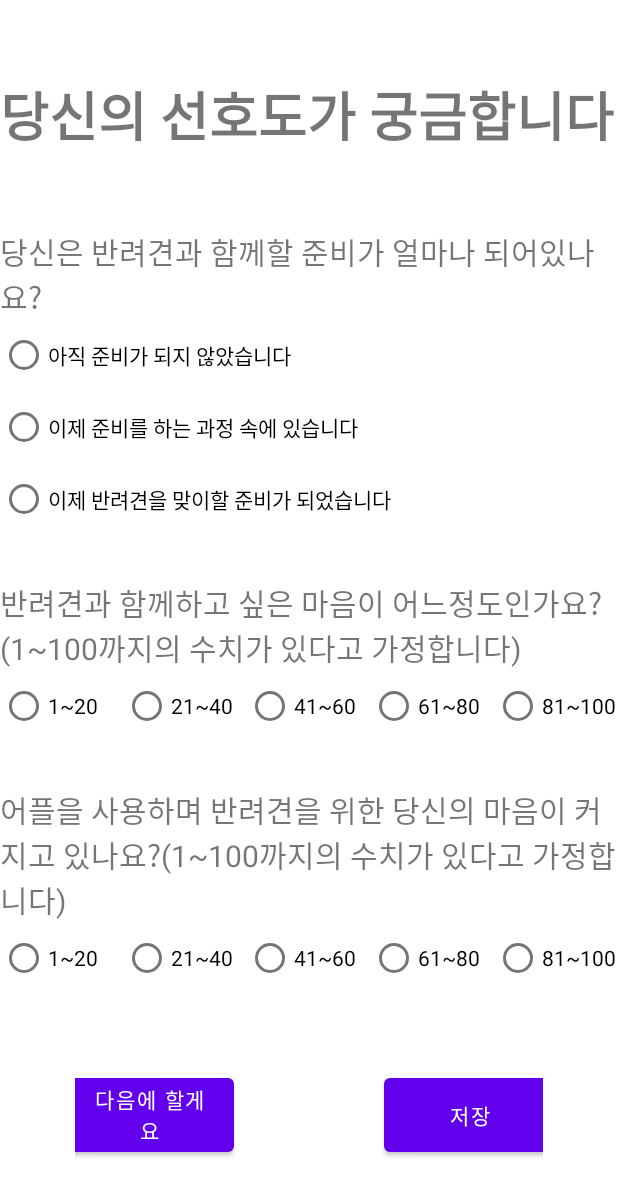
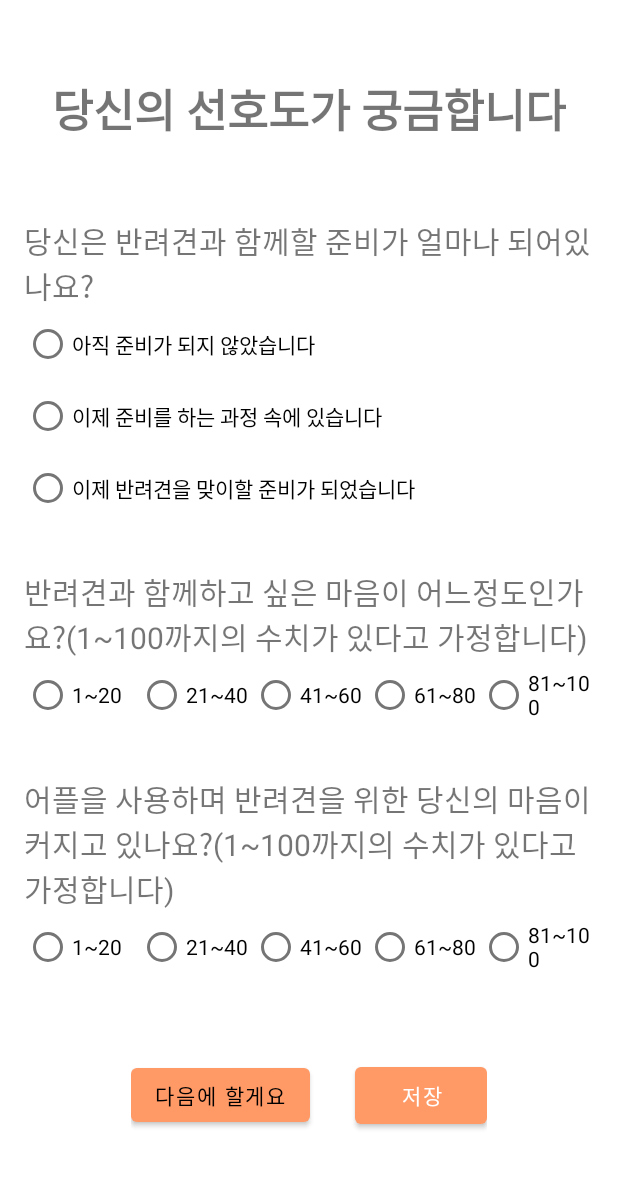
Before and after one commit to SHAPE-UP/Bangida-client, an Android app: the layout activity_preference.xml on its own in the app's theme, with its tools: preview values and no code run, on a phone screen of 412 x 824 dp. Shown: the top 1196 px of the screen. Run offline under Robolectric (Android 15) with nearby library versions, the phone set to English and light mode, and no system bars.

Commit message:
#29 전체 UI 간격 수정

```diff
--- a/SHAPEUP2022/app/src/main/java/com/example/shape_up_2022/MyPageActivity.kt
+++ b/SHAPEUP2022/app/src/main/java/com/example/shape_up_2022/MyPageActivity.kt
@@ -75,7 +75,7 @@ class MyPageActivity : AppCompatActivity() {
             overridePendingTransition(0, 0);
         }
 
-        binding.navMap.setOnClickListener {
+        binding.navMap.setOnClickListener { // 지도
 
         }
 
--- a/SHAPEUP2022/app/src/main/res/layout/activity_preference.xml
+++ b/SHAPEUP2022/app/src/main/res/layout/activity_preference.xml
@@ -12,7 +12,9 @@
         android:layout_height="wrap_content"
         android:layout_marginTop="50dp"
         android:text="@string/preference"
-        android:textSize="35dp"
+        android:textSize="30dp"
+        android:layout_gravity="center"
+        android:layout_marginHorizontal="16dp"
         android:textStyle="bold" />
 
     <LinearLayout
@@ -20,6 +22,7 @@
         android:layout_height="wrap_content"
         android:layout_marginTop="50dp"
         android:gravity="center"
+        android:layout_marginHorizontal="16dp"
         android:orientation="vertical">
 
         <TextView
@@ -59,6 +62,7 @@
         android:layout_height="wrap_content"
         android:layout_marginTop="30dp"
         android:gravity="center"
+        android:layout_marginHorizontal="16dp"
         android:orientation="vertical">
 
         <TextView
@@ -117,6 +121,7 @@
         android:layout_height="wrap_content"
         android:layout_marginTop="30dp"
         android:gravity="center"
+        android:layout_marginHorizontal="16dp"
         android:orientation="vertical">
 
         <TextView
@@ -170,25 +175,27 @@
     </LinearLayout>
 
     <LinearLayout
+        android:layout_width="wrap_content"
+        android:layout_height="50dp"
+        android:layout_gravity="center"
+        android:layout_margin="50dp"
         android:layout_marginBottom="10dp"
-        android:layout_margin="50dp"
-        android:layout_width="wrap_content"
-        android:layout_height="wrap_content"
-        android:layout_gravity="center"
         android:gravity="center"
         android:orientation="horizontal">
 
         <Button
             android:id="@+id/cancel_btn"
-            android:layout_width="113dp"
-            android:layout_height="match_parent"
-            android:text="다음에 할게요"></Button>
+            android:layout_width="0dp"
+            android:layout_height="wrap_content"
+            android:layout_weight="1"
+            android:text="다음에 할게요"
+            android:textColor="@color/black" />
 
         <Button
             android:id="@+id/ok_btn"
-            android:layout_width="113dp"
+            android:layout_width="wrap_content"
             android:layout_height="match_parent"
-            android:layout_marginLeft="100dp"
+            android:layout_marginLeft="30dp"
             android:text="저장"></Button>
 
     </LinearLayout>
--- a/SHAPEUP2022/app/src/main/res/layout/activity_transform.xml
+++ b/SHAPEUP2022/app/src/main/res/layout/activity_transform.xml
@@ -12,7 +12,7 @@
         android:layout_marginTop="200dp"
         android:layout_alignParentStart="true"
         android:layout_alignParentTop="true"
-        android:layout_marginStart="16dp"
+        android:layout_marginHorizontal="16dp"
         android:text="방해 금지 시간"
 
         app:layout_constraintStart_toStartOf="parent"
@@ -35,6 +35,7 @@
     <LinearLayout
         android:layout_width="match_parent"
         android:layout_height="match_parent"
+        android:layout_marginHorizontal="16dp"
         android:orientation="horizontal"
         >
         <Button
--- a/SHAPEUP2022/app/src/main/res/layout/alarm_main.xml
+++ b/SHAPEUP2022/app/src/main/res/layout/alarm_main.xml
@@ -52,6 +52,7 @@
         android:layout_width="0dp"
         android:layout_height="wrap_content"
         android:text="@string/on_alarm"
+        android:layout_marginHorizontal="16dp"
         app:layout_constraintBottom_toTopOf="@id/changeAlarmTimeButton"
         app:layout_constraintEnd_toEndOf="parent"
         app:layout_constraintStart_toStartOf="parent" />
@@ -61,6 +62,8 @@
         android:layout_width="0dp"
         android:layout_height="wrap_content"
         android:text="@string/change_time"
+        android:layout_marginBottom="10dp"
+        android:layout_marginHorizontal="16dp"
         app:layout_constraintBottom_toBottomOf="parent"
         app:layout_constraintEnd_toEndOf="parent"
         app:layout_constraintStart_toStartOf="parent" />
--- a/SHAPEUP2022/app/src/main/res/layout/fragment_main_calender.xml
+++ b/SHAPEUP2022/app/src/main/res/layout/fragment_main_calender.xml
@@ -13,7 +13,7 @@
         android:layout_height="wrap_content"
         android:layout_marginTop="20dp"
         android:orientation="vertical"
-        android:background="#ff00dd"/>
+        android:background="@color/main_color"/>
 
     <!--리사이클러 뷰 프래그먼트-->
     <LinearLayout
@@ -23,6 +23,6 @@
         android:layout_marginTop="20dp"
         android:orientation="vertical"
         android:padding="10dp"
-        android:background="#1144aa"/>
+        android:background="#ffffff"/>
 
 </LinearLayout>
--- a/SHAPEUP2022/app/src/main/res/layout/item_main_menu_list.xml
+++ b/SHAPEUP2022/app/src/main/res/layout/item_main_menu_list.xml
@@ -4,7 +4,7 @@
     android:layout_width="wrap_content"
     android:layout_height="wrap_content"
     android:orientation="horizontal"
-    android:background="@color/purple_200"
+    android:background="@color/main_color"
     android:layout_margin="20dp"
     android:padding="20dp">
 
--- a/SHAPEUP2022/app/src/main/res/values-night/themes.xml
+++ b/SHAPEUP2022/app/src/main/res/values-night/themes.xml
@@ -2,7 +2,7 @@
     <!-- Base application theme. -->
     <style name="Theme.SHAPEUP2022" parent="Theme.MaterialComponents.DayNight.DarkActionBar">
         <!-- Primary brand color. -->
-        <item name="colorPrimary">@color/purple_200</item>
+        <item name="colorPrimary">@color/main_color</item>
         <item name="colorPrimaryVariant">@color/purple_700</item>
         <item name="colorOnPrimary">@color/black</item>
         <!-- Secondary brand color. -->
--- a/SHAPEUP2022/app/src/main/res/values/colors.xml
+++ b/SHAPEUP2022/app/src/main/res/values/colors.xml
@@ -1,6 +1,6 @@
 <?xml version="1.0" encoding="utf-8"?>
 <resources>
-    <color name="purple_200">#FFBB86FC</color>
+    <color name="main_color">#FF9966</color>
     <color name="purple_500">#FF6200EE</color>
     <color name="purple_700">#FF3700B3</color>
     <color name="teal_200">#FF03DAC5</color>
--- a/SHAPEUP2022/app/src/main/res/values/themes.xml
+++ b/SHAPEUP2022/app/src/main/res/values/themes.xml
@@ -2,7 +2,7 @@
     <!-- Base application theme. -->
     <style name="Theme.SHAPEUP2022" parent="Theme.MaterialComponents.DayNight.DarkActionBar">
         <!-- Primary brand color. -->
-        <item name="colorPrimary">@color/purple_500</item>
+        <item name="colorPrimary">@color/main_color</item>
         <item name="colorPrimaryVariant">@color/purple_700</item>
         <item name="colorOnPrimary">@color/white</item>
         <!-- Secondary brand color. -->
@@ -13,7 +13,6 @@
         <item name="android:statusBarColor" tools:targetApi="l">?attr/colorPrimaryVariant</item>
         <!-- Customize your theme here. -->
     </style>
-
     <style name="Divider">
         <item name="android:layout_width">match_parent</item>
         <item name="android:layout_height">1dp</item>
```
Also changed, not shown: SHAPEUP2022/app/src/main/java/com/example/shape_up_2022/MainActivity.kt (+6 -1 lines), SHAPEUP2022/app/src/main/res/layout/activity_achieve.xml (+8 -1 lines), SHAPEUP2022/app/src/main/res/layout/activity_my_page.xml (+5 -2 lines), SHAPEUP2022/app/src/main/res/layout/activity_to_do.xml (+6 -2 lines), SHAPEUP2022/app/src/main/res/layout/budget_main.xml (+7 -3 lines), SHAPEUP2022/app/src/main/res/layout/main_page.xml (+6 -6 lines), SHAPEUP2022/app/src/main/res/layout/todo_add.xml (+5 -4 lines).
